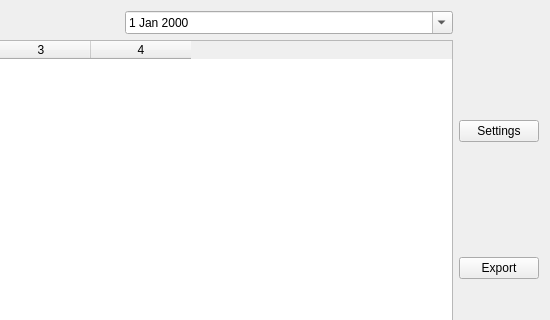
Above: core-plugin/dialog.ui from crossleyjuan/djon before the change; both pictures show x 221 to 771 and y 0 to 320 of the 771 by 429 pixel window. Below: the same form after it.
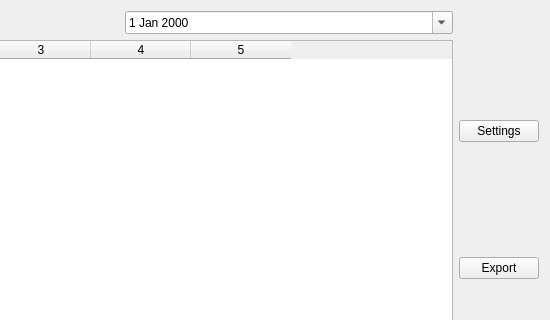
That is the form after the change.

What changed in the file:
```diff
--- a/core-plugin/dialog.ui
+++ b/core-plugin/dialog.ui
@@ -39,12 +39,13 @@
        <item>
         <widget class="QTableWidget" name="taskGrid">
          <property name="columnCount">
-          <number>4</number>
+          <number>5</number>
          </property>
          <column/>
          <column/>
          <column/>
          <column/>
+         <column/>
         </widget>
        </item>
       </layout>
```
